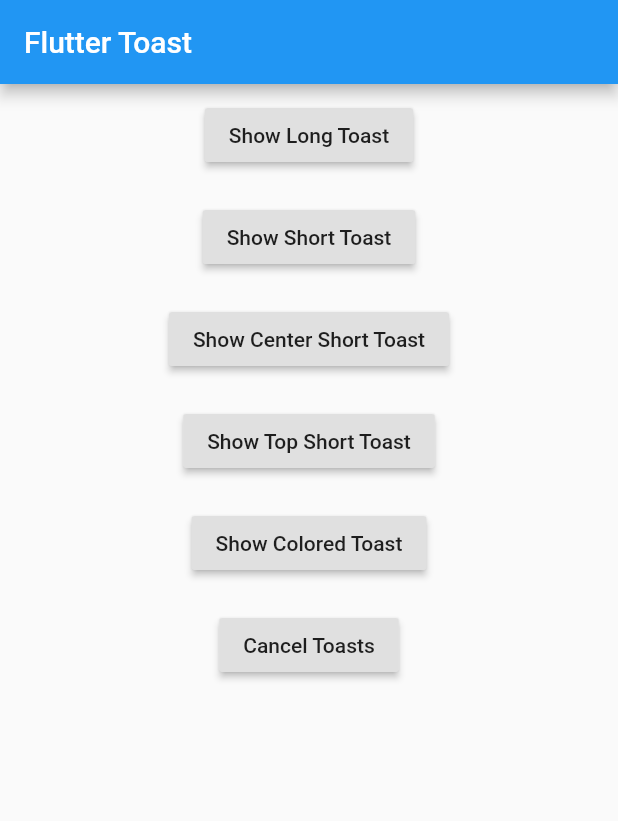
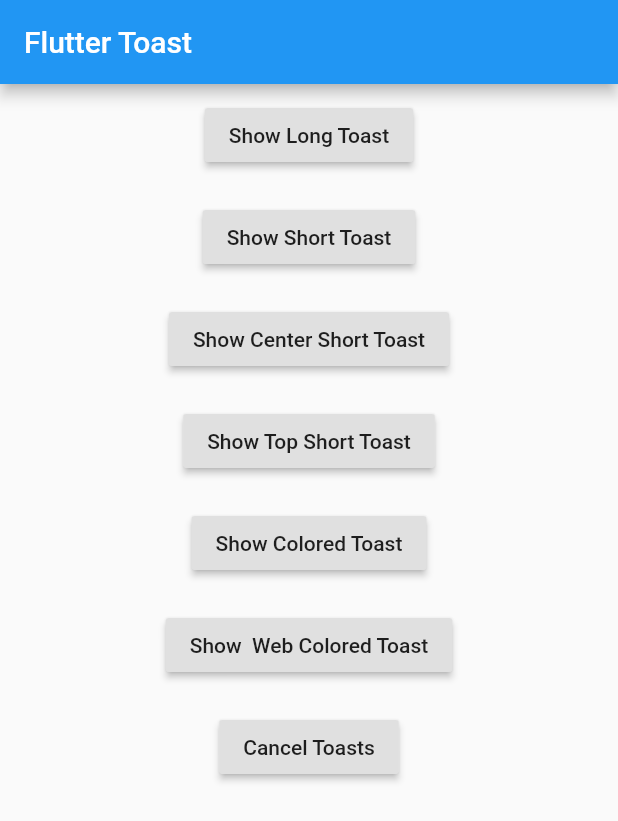
Before and after one commit to ponnamkarthik/FlutterToast, a Flutter app: the screen it shows after launch, after a tap on "Show Short Toast", on a phone screen of 412 x 824 dp. Shown: the top 821 px of the screen. Run offline on Flutter 3.47's test engine with Material 2 defaults, Android fonts, the phone set to English and light mode, and no system bars; missing offline and left inert: dart:html, dart:js.

Commit message:
added web support

```diff
--- a/example/lib/main.dart
+++ b/example/lib/main.dart
@@ -21,6 +21,16 @@ class _MyAppState extends State<MyApp> {
     );
   }
 
+  void showWebColoredToast() {
+
+    Fluttertoast.showToast(
+        msg: "This is Colored Toast with android duration of 5 Sec",
+        toastLength: Toast.LENGTH_SHORT,
+        webBgColor: "#e74c3c",
+        timeInSecForIosWeb: 5,
+        );
+  }
+
   void showColoredToast() {
     Fluttertoast.showToast(
         msg: "This is Colored Toast with android duration of 5 Sec",
@@ -33,7 +43,7 @@ class _MyAppState extends State<MyApp> {
     Fluttertoast.showToast(
         msg: "This is Short Toast",
         toastLength: Toast.LENGTH_SHORT,
-        timeInSecForIos: 1);
+        timeInSecForIosWeb: 1);
   }
 
   void showTopShortToast() {
@@ -41,7 +51,7 @@ class _MyAppState extends State<MyApp> {
         msg: "This is Top Short Toast",
         toastLength: Toast.LENGTH_SHORT,
         gravity: ToastGravity.TOP,
-        timeInSecForIos: 1);
+        timeInSecForIosWeb: 1);
   }
 
   void showCenterShortToast() {
@@ -49,7 +59,7 @@ class _MyAppState extends State<MyApp> {
         msg: "This is Center Short Toast",
         toastLength: Toast.LENGTH_SHORT,
         gravity: ToastGravity.CENTER,
-        timeInSecForIos: 1);
+        timeInSecForIosWeb: 1);
   }
 
   void cancelToast() {
@@ -99,6 +109,12 @@ class _MyAppState extends State<MyApp> {
               new Padding(
                 padding: const EdgeInsets.all(10.0),
                 child: new RaisedButton(
+                    child: new Text('Show  Web Colored Toast'),
+                    onPressed: showWebColoredToast),
+              ),
+              new Padding(
+                padding: const EdgeInsets.all(10.0),
+                child: new RaisedButton(
                   child: new Text('Cancel Toasts'),
                   onPressed: cancelToast,
                 ),
--- a/lib/fluttertoast.dart
+++ b/lib/fluttertoast.dart
@@ -12,20 +12,6 @@ class Fluttertoast {
   static const MethodChannel _channel =
       const MethodChannel('PonnamKarthik/fluttertoast');
 
-  // for Version 4.x.x
-
-  // static Fluttertoast _instance;
-
-  // static Fluttertoast get instance {
-  //   if (_instance == null) {
-  //     _instance =Fluttertoast._create();
-  //   }
-  //   return _instance;
-  // }
-
-  // Fluttertoast._create(){
-  // }
-
   static Future<bool> cancel() async {
     bool res = await _channel.invokeMethod("cancel");
     return res;
@@ -34,11 +20,14 @@ class Fluttertoast {
   static Future<bool> showToast({
     @required String msg,
     Toast toastLength,
-    int timeInSecForIos = 1,
+    int timeInSecForIosWeb = 1,
     double fontSize = 16.0,
     ToastGravity gravity,
     Color backgroundColor,
     Color textColor,
+    bool webShowClose = false,
+    webBgColor: "linear-gradient(to right, #00b09b, #96c93d)",
+    webPosition: "right"
     // Function(bool) didTap,
   }) async {
     // this.didTap = didTap;
@@ -66,11 +55,14 @@ class Fluttertoast {
     final Map<String, dynamic> params = <String, dynamic>{
       'msg': msg,
       'length': toast,
-      'time': timeInSecForIos,
+      'time': timeInSecForIosWeb,
       'gravity': gravityToast,
       'bgcolor': backgroundColor != null ? backgroundColor.value : null,
       'textcolor': textColor != null ? textColor.value : null,
       'fontSize': fontSize,
+      'webShowClose': webShowClose,
+      'webBgColor':   webBgColor,
+      'webPosition': webPosition
     };
 
     bool res = await _channel.invokeMethod('showToast', params);
```
Also changed, not shown: example/lib/generated_plugin_registrant.dart (added, +15 -0 lines), lib/fluttertoast_web.dart (added, +101 -0 lines), pubspec.yaml (+13 -37 lines), 19 other files.
